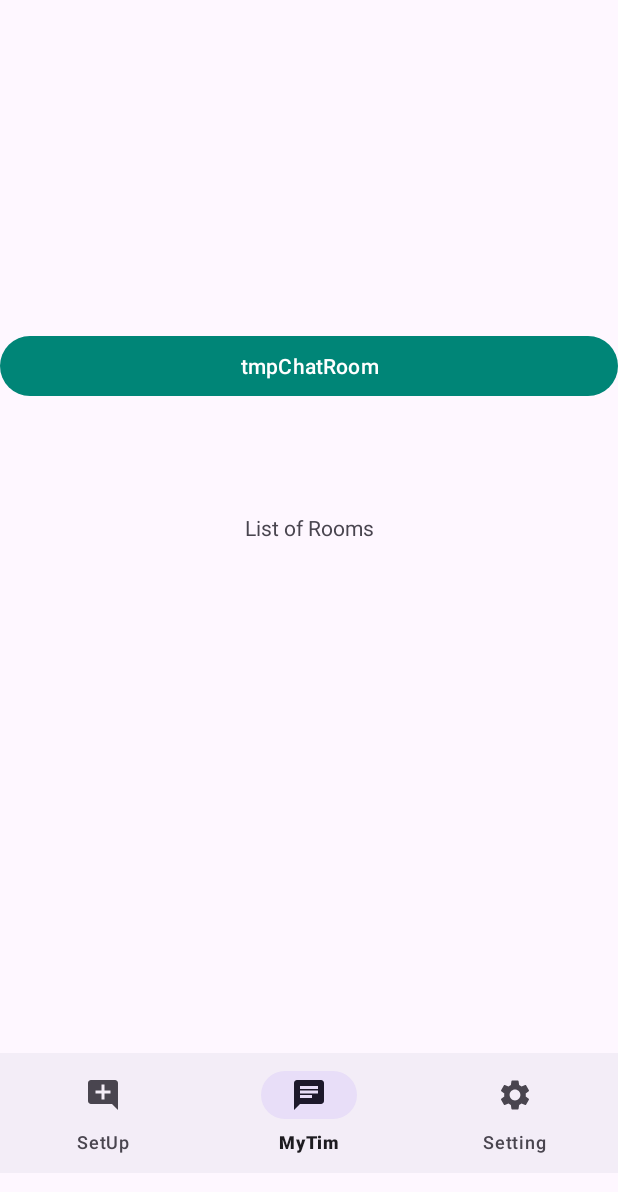
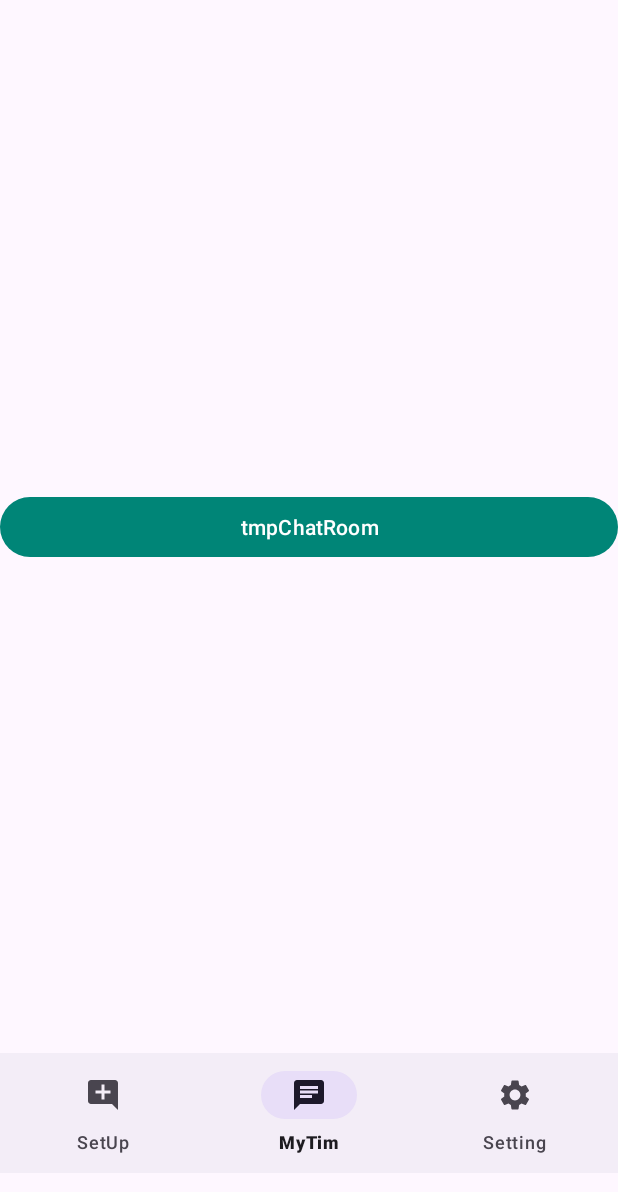
Before and after one commit to Shaangjin/timNtims, an Android app: the screen it shows after launch once a user with an empty profile is signed in (HomeActivity), item 2 of the bottom bar chosen, on a phone screen of 412 x 824 dp. Shown: the top 1192 px of the screen. Run offline under Robolectric (Android 15) with nearby library versions, the phone set to English and light mode, and no system bars; our stand-ins replace Firebase (no records; nobody signed in at launch, a user with empty details on screens opened directly).

Commit message:
update room_create,join

```diff
--- a/app/src/main/res/layout/fragment_room_create.xml
+++ b/app/src/main/res/layout/fragment_room_create.xml
@@ -12,7 +12,7 @@
         android:layout_height="wrap_content"
         android:ems="10"
         android:inputType="text"
-        android:text="Name Your Tim"
+        android:hint="Name Your Tim"
         app:layout_constraintBottom_toBottomOf="parent"
         app:layout_constraintEnd_toEndOf="parent"
         app:layout_constraintStart_toStartOf="parent"
--- a/app/src/main/res/layout/fragment_room_join.xml
+++ b/app/src/main/res/layout/fragment_room_join.xml
@@ -24,7 +24,7 @@
         android:layout_height="wrap_content"
         android:ems="10"
         android:inputType="text"
-        android:text="Write Tim Code to Join"
+        android:hint="Write Tim Code to Join"
         app:layout_constraintBottom_toBottomOf="parent"
         app:layout_constraintEnd_toEndOf="parent"
         app:layout_constraintStart_toStartOf="parent"
--- a/app/src/main/res/layout/fragment_room_list.xml
+++ b/app/src/main/res/layout/fragment_room_list.xml
@@ -7,23 +7,13 @@
     tools:context=".home.RoomListFragment">
 
     <!-- TODO: Update blank fragment layout -->
-    <TextView
-        android:id="@+id/textView"
-        android:layout_width="wrap_content"
-        android:layout_height="wrap_content"
-        android:gravity="center"
-        android:text="List of Rooms"
-        app:layout_constraintBottom_toBottomOf="parent"
-        app:layout_constraintEnd_toEndOf="parent"
-        app:layout_constraintStart_toStartOf="parent"
-        app:layout_constraintTop_toTopOf="parent" />
 
     <Button
         android:id="@+id/tmpChatRoom"
         android:layout_width="0dp"
         android:layout_height="wrap_content"
         android:text="tmpChatRoom"
-        app:layout_constraintBottom_toTopOf="@+id/textView"
+        app:layout_constraintBottom_toBottomOf="parent"
         app:layout_constraintEnd_toEndOf="parent"
         app:layout_constraintStart_toStartOf="parent"
         app:layout_constraintTop_toTopOf="parent" />
```
Also changed, not shown: app/src/main/java/seoultech/itm/timntims/home/RoomListFragment.kt (+0 -75 lines).
